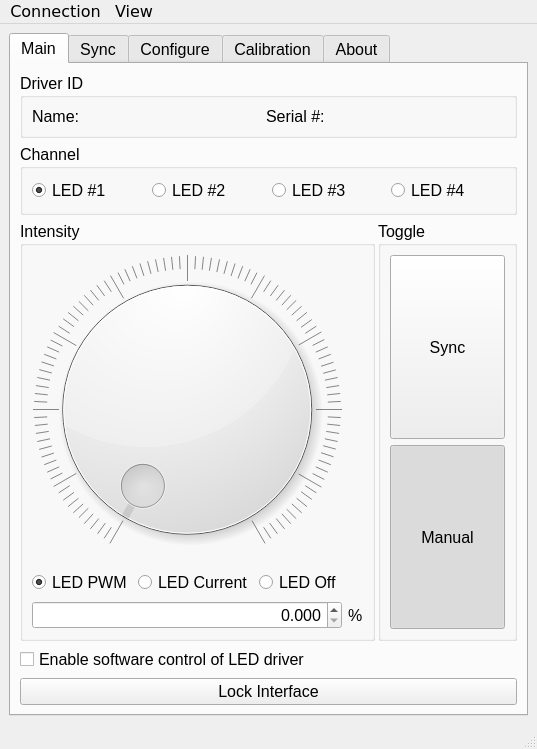
Before: the Qt Designer form Software/GUI_code/QtDesigner_GUI.ui in Llamero/Four_Channel_MHz_LED_Driver, drawn with Qt 5.
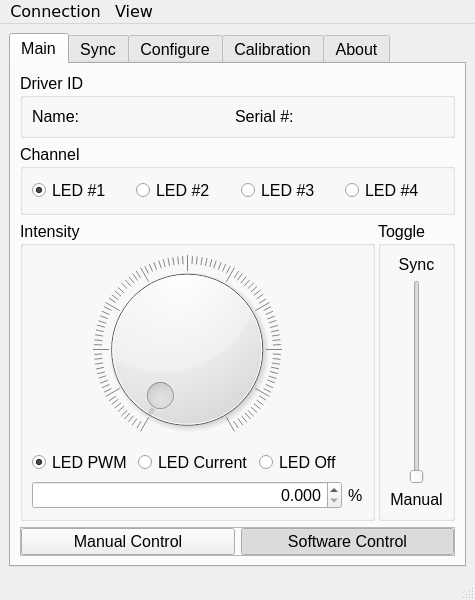
After: the same form once the commit is applied. Custom widgets are drawn as their Qt base class.

Commit message:
Change main page on GUI
1) Moved Lock Interface to view menu - prevents accidental clicking of interface lock, but leaves easy access

2) Moved dark mode to sub menu of skins

3) Moved status windows to submenu of windows

4) Replaced software control check box with checkable pushbuttons to make it more clear that manual and software control are mutually exclusive

5) Changed toggle to slider widget to visually delineate it from the control button group

Patch:
```diff
--- a/Software/GUI_code/QtDesigner_GUI.ui
+++ b/Software/GUI_code/QtDesigner_GUI.ui
@@ -9,8 +9,8 @@
    <rect>
     <x>0</x>
     <y>0</y>
-    <width>537</width>
-    <height>749</height>
+    <width>475</width>
+    <height>600</height>
    </rect>
   </property>
   <property name="minimumSize">
@@ -57,220 +57,55 @@
        <attribute name="title">
         <string>Main</string>
        </attribute>
-       <layout class="QGridLayout" name="gridLayout_2" rowstretch="0,0,0,10,10,10" columnstretch="10,5" rowminimumheight="0,0,0,0,0,0">
+       <layout class="QGridLayout" name="gridLayout_2" rowstretch="0,0,0,10,0,0" columnstretch="10,0">
         <property name="horizontalSpacing">
          <number>3</number>
         </property>
-        <item row="1" column="0" colspan="2" alignment="Qt::AlignTop">
-         <widget class="QGroupBox" name="main_channel_box">
-          <property name="minimumSize">
-           <size>
-            <width>0</width>
-            <height>0</height>
-           </size>
-          </property>
-          <property name="toolTip">
-           <string>Select active LED channel on driver</string>
-          </property>
-          <property name="title">
-           <string>Channel</string>
-          </property>
-          <layout class="QGridLayout" name="gridLayout_6">
-           <item row="0" column="2">
-            <widget class="QRadioButton" name="main_channel_LED3_button">
-             <property name="toolTip">
-              <string>Set LED #3 as the active LED</string>
-             </property>
-             <property name="text">
-              <string>LED #3</string>
-             </property>
-             <attribute name="buttonGroup">
-              <string notr="true">main_channel_button_group</string>
-             </attribute>
-            </widget>
-           </item>
-           <item row="0" column="0">
-            <widget class="QRadioButton" name="main_channel_LED1_button">
-             <property name="toolTip">
-              <string>Set LED #1 as the active LED</string>
-             </property>
-             <property name="text">
-              <string>LED #1</string>
-             </property>
-             <property name="checked">
-              <bool>true</bool>
-             </property>
-             <attribute name="buttonGroup">
-              <string notr="true">main_channel_button_group</string>
-             </attribute>
-            </widget>
-           </item>
-           <item row="0" column="1">
-            <widget class="QRadioButton" name="main_channel_LED2_button">
-             <property name="toolTip">
-              <string>Set LED #2 as the active LED</string>
-             </property>
-             <property name="text">
-              <string>LED #2</string>
-             </property>
-             <attribute name="buttonGroup">
-              <string notr="true">main_channel_button_group</string>
-             </attribute>
-            </widget>
-           </item>
-           <item row="0" column="3">
-            <widget class="QRadioButton" name="main_channel_LED4_button">
-             <property name="toolTip">
-              <string>Set LED #4 as the active LED</string>
-             </property>
-             <property name="text">
-              <string>LED #4</string>
-             </property>
-             <attribute name="buttonGroup">
-              <string notr="true">main_channel_button_group</string>
-             </attribute>
-            </widget>
-           </item>
-          </layout>
-         </widget>
-        </item>
-        <item row="0" column="0" colspan="2" alignment="Qt::AlignTop">
-         <widget class="QGroupBox" name="main_driver_ID_box">
-          <property name="maximumSize">
-           <size>
-            <width>16777215</width>
-            <height>500</height>
-           </size>
-          </property>
-          <property name="toolTip">
-           <string>Identification of the active LED driver</string>
-          </property>
-          <property name="title">
-           <string>Driver ID</string>
-          </property>
-          <layout class="QGridLayout" name="gridLayout_3" columnstretch="0,10,0,10">
-           <item row="0" column="0">
-            <widget class="QLabel" name="main_driver_name_label1">
-             <property name="toolTip">
-              <string>Custom driver name set in configuration</string>
-             </property>
-             <property name="text">
-              <string>Name:</string>
-             </property>
-            </widget>
-           </item>
-           <item row="0" column="1">
-            <widget class="QLabel" name="main_driver_name_label2">
-             <property name="text">
-              <string/>
-             </property>
-            </widget>
-           </item>
-           <item row="0" column="2" alignment="Qt::AlignTop">
-            <widget class="QLabel" name="main_driver_serial_label1">
-             <property name="toolTip">
-              <string>USB serial number of the Teensy controlling the LED driver.</string>
-             </property>
-             <property name="text">
-              <string>Serial #:</string>
-             </property>
-            </widget>
-           </item>
-           <item row="0" column="3">
-            <widget class="QLabel" name="main_driver_serial_label2">
-             <property name="text">
-              <string/>
-             </property>
-            </widget>
-           </item>
-          </layout>
-         </widget>
-        </item>
-        <item row="4" column="0" colspan="2">
-         <widget class="QCheckBox" name="main_software_control_checkbox">
-          <property name="toolTip">
-           <string>Ignores physical knob and toggle switch</string>
-          </property>
-          <property name="text">
-           <string>Enable software control of LED driver</string>
-          </property>
-         </widget>
-        </item>
         <item row="2" column="1" rowspan="2">
          <widget class="QGroupBox" name="main_toggle_box">
           <property name="title">
            <string>Toggle</string>
           </property>
-          <layout class="QGridLayout" name="gridLayout_5" columnstretch="0">
-           <item row="3" column="0">
-            <widget class="QPushButton" name="main_toggle_sync_button">
-             <property name="enabled">
-              <bool>true</bool>
-             </property>
+          <layout class="QGridLayout" name="gridLayout_5">
+           <item row="1" column="0">
+            <widget class="QSlider" name="verticalSlider">
              <property name="sizePolicy">
-              <sizepolicy hsizetype="Preferred" vsizetype="Preferred">
+              <sizepolicy hsizetype="Expanding" vsizetype="Expanding">
                <horstretch>0</horstretch>
                <verstretch>0</verstretch>
               </sizepolicy>
              </property>
-             <property name="toolTip">
-              <string>Sync mode allows driver to be driven by remote inputs</string>
+             <property name="maximum">
+              <number>1</number>
              </property>
-             <property name="text">
-              <string>Sync</string>
-             </property>
-             <property name="checkable">
-              <bool>true</bool>
-             </property>
-             <property name="checked">
-              <bool>false</bool>
-             </property>
-             <property name="autoExclusive">
-              <bool>true</bool>
+             <property name="orientation">
+              <enum>Qt::Vertical</enum>
              </property>
             </widget>
            </item>
-           <item row="4" column="0">
-            <widget class="QPushButton" name="main_toggle_manual_button">
-             <property name="enabled">
-              <bool>true</bool>
-             </property>
-             <property name="sizePolicy">
-              <sizepolicy hsizetype="Preferred" vsizetype="Preferred">
-               <horstretch>0</horstretch>
-               <verstretch>0</verstretch>
-              </sizepolicy>
-             </property>
-             <property name="toolTip">
-              <string>Manual mode allows the driver intensity to be manually set.</string>
-             </property>
+           <item row="2" column="0">
+            <widget class="QLabel" name="label">
              <property name="text">
               <string>Manual</string>
              </property>
-             <property name="checkable">
-              <bool>true</bool>
+             <property name="alignment">
+              <set>Qt::AlignCenter</set>
              </property>
-             <property name="checked">
-              <bool>true</bool>
+            </widget>
+           </item>
+           <item row="0" column="0">
+            <widget class="QLabel" name="label_2">
+             <property name="text">
+              <string>Sync</string>
              </property>
-             <property name="autoExclusive">
-              <bool>true</bool>
+             <property name="alignment">
+              <set>Qt::AlignCenter</set>
              </property>
             </widget>
            </item>
           </layout>
          </widget>
         </item>
-        <item row="5" column="0" colspan="2">
-         <widget class="QPushButton" name="main_lock_interface_button">
-          <property name="toolTip">
-           <string>Locks out user interface.  Click button again to unlock.</string>
-          </property>
-          <property name="text">
-           <string>Lock Interface</string>
-          </property>
-         </widget>
-        </item>
         <item row="2" column="0" rowspan="2">
          <widget class="QGroupBox" name="main_intensity_control_box">
           <property name="toolTip">
@@ -388,6 +223,184 @@
           </layout>
          </widget>
         </item>
+        <item row="0" column="0" colspan="2" alignment="Qt::AlignTop">
+         <widget class="QGroupBox" name="main_driver_ID_box">
+          <property name="maximumSize">
+           <size>
+            <width>16777215</width>
+            <height>500</height>
+           </size>
+          </property>
+          <property name="toolTip">
+           <string>Identification of the active LED driver</string>
+          </property>
+          <property name="title">
+           <string>Driver ID</string>
+          </property>
+          <layout class="QGridLayout" name="gridLayout_3" columnstretch="0,10,0,10">
+           <item row="0" column="0">
+            <widget class="QLabel" name="main_driver_name_label1">
+             <property name="toolTip">
+              <string>Custom driver name set in configuration</string>
+             </property>
+             <property name="text">
+              <string>Name:</string>
+             </property>
+            </widget>
+           </item>
+           <item row="0" column="1">
+            <widget class="QLabel" name="main_driver_name_label2">
+             <property name="text">
+              <string/>
+             </property>
+            </widget>
+           </item>
+           <item row="0" column="2" alignment="Qt::AlignTop">
+            <widget class="QLabel" name="main_driver_serial_label1">
+             <property name="toolTip">
+              <string>USB serial number of the Teensy controlling the LED driver.</string>
+             </property>
+             <property name="text">
+              <string>Serial #:</string>
+             </property>
+            </widget>
+           </item>
+           <item row="0" column="3">
+            <widget class="QLabel" name="main_driver_serial_label2">
+             <property name="text">
+              <string/>
+             </property>
+            </widget>
+           </item>
+          </layout>
+         </widget>
+        </item>
+        <item row="1" column="0" colspan="2" alignment="Qt::AlignTop">
+         <widget class="QGroupBox" name="main_channel_box">
+          <property name="minimumSize">
+           <size>
+            <width>0</width>
+            <height>0</height>
+           </size>
+          </property>
+          <property name="toolTip">
+           <string>Select active LED channel on driver</string>
+          </property>
+          <property name="title">
+           <string>Channel</string>
+          </property>
+          <layout class="QGridLayout" name="gridLayout_6">
+           <item row="0" column="2">
+            <widget class="QRadioButton" name="main_channel_LED3_button">
+             <property name="toolTip">
+              <string>Set LED #3 as the active LED</string>
+             </property>
+             <property name="text">
+              <string>LED #3</string>
+             </property>
+             <attribute name="buttonGroup">
+              <string notr="true">main_channel_button_group</string>
+             </attribute>
+            </widget>
+           </item>
+           <item row="0" column="0">
+            <widget class="QRadioButton" name="main_channel_LED1_button">
+             <property name="toolTip">
+              <string>Set LED #1 as the active LED</string>
+             </property>
+             <property name="text">
+              <string>LED #1</string>
+             </property>
+             <property name="checked">
+              <bool>true</bool>
+             </property>
+             <attribute name="buttonGroup">
+              <string notr="true">main_channel_button_group</string>
+             </attribute>
+            </widget>
+           </item>
+           <item row="0" column="1">
+            <widget class="QRadioButton" name="main_channel_LED2_button">
+             <property name="toolTip">
+              <string>Set LED #2 as the active LED</string>
+             </property>
+             <property name="text">
+              <string>LED #2</string>
+             </property>
+             <attribute name="buttonGroup">
+              <string notr="true">main_channel_button_group</string>
+             </attribute>
+            </widget>
+           </item>
+           <item row="0" column="3">
+            <widget class="QRadioButton" name="main_channel_LED4_button">
+             <property name="toolTip">
+              <string>Set LED #4 as the active LED</string>
+             </property>
+             <property name="text">
+              <string>LED #4</string>
+             </property>
+             <attribute name="buttonGroup">
+              <string notr="true">main_channel_button_group</string>
+             </attribute>
+            </widget>
+           </item>
+          </layout>
+         </widget>
+        </item>
+        <item row="4" column="0" colspan="2">
+         <widget class="QFrame" name="frame">
+          <property name="frameShape">
+           <enum>QFrame::StyledPanel</enum>
+          </property>
+          <property name="frameShadow">
+           <enum>QFrame::Raised</enum>
+          </property>
+          <layout class="QGridLayout" name="gridLayout_53">
+           <property name="leftMargin">
+            <number>0</number>
+           </property>
+           <property name="topMargin">
+            <number>0</number>
+           </property>
+           <property name="rightMargin">
+            <number>0</number>
+           </property>
+           <property name="bottomMargin">
+            <number>0</number>
+           </property>
+           <item row="3" column="1">
+            <widget class="QPushButton" name="pushButton">
+             <property name="text">
+              <string>Software Control</string>
+             </property>
+             <property name="checkable">
+              <bool>true</bool>
+             </property>
+             <property name="checked">
+              <bool>true</bool>
+             </property>
+             <attribute name="buttonGroup">
+              <string notr="true">main_toggle_control_group</string>
+             </attribute>
+            </widget>
+           </item>
+           <item row="3" column="0">
+            <widget class="QPushButton" name="pushButton_2">
+             <property name="text">
+              <string>Manual Control</string>
+             </property>
+             <property name="checkable">
+              <bool>true</bool>
+             </property>
+             <attribute name="buttonGroup">
+              <string notr="true">main_toggle_control_group</string>
+             </attribute>
+            </widget>
+           </item>
+          </layout>
+         </widget>
+        </item>
        </layout>
       </widget>
       <widget class="QWidget" name="sync_tab">
@@ -4876,7 +4889,7 @@
     <rect>
      <x>0</x>
      <y>0</y>
-     <width>537</width>
+     <width>475</width>
      <height>24</height>
     </rect>
    </property>
```
Left out of the diff: 64 changed lines with no effect on the pictures. The commit also changes 4 other files.
